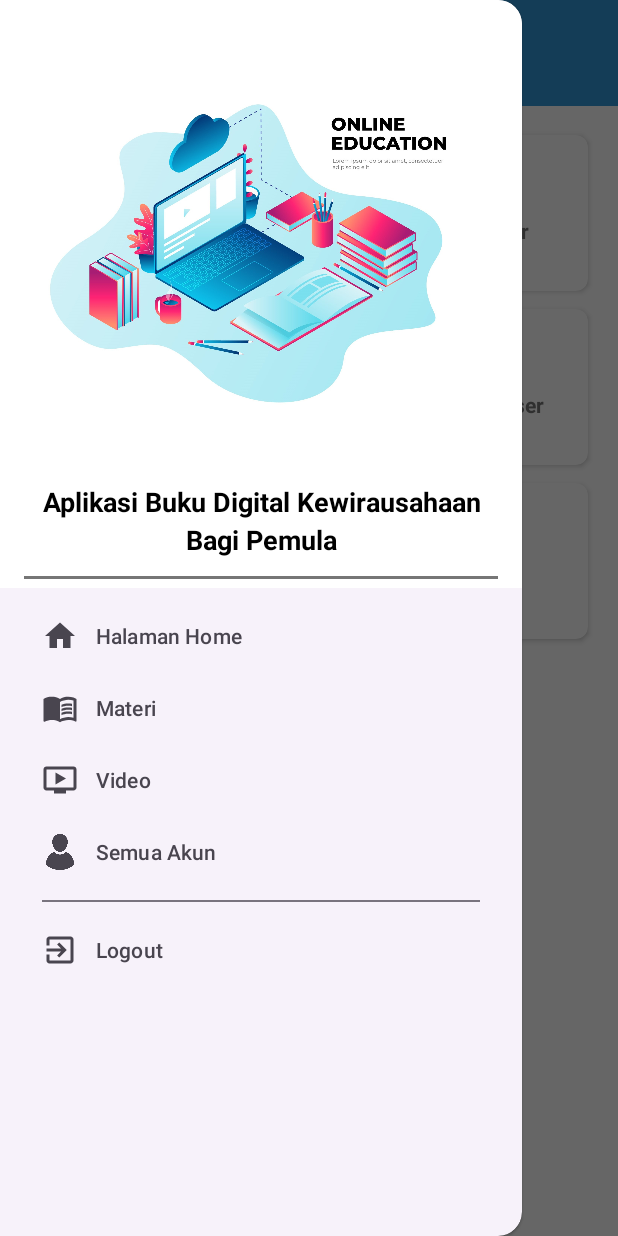
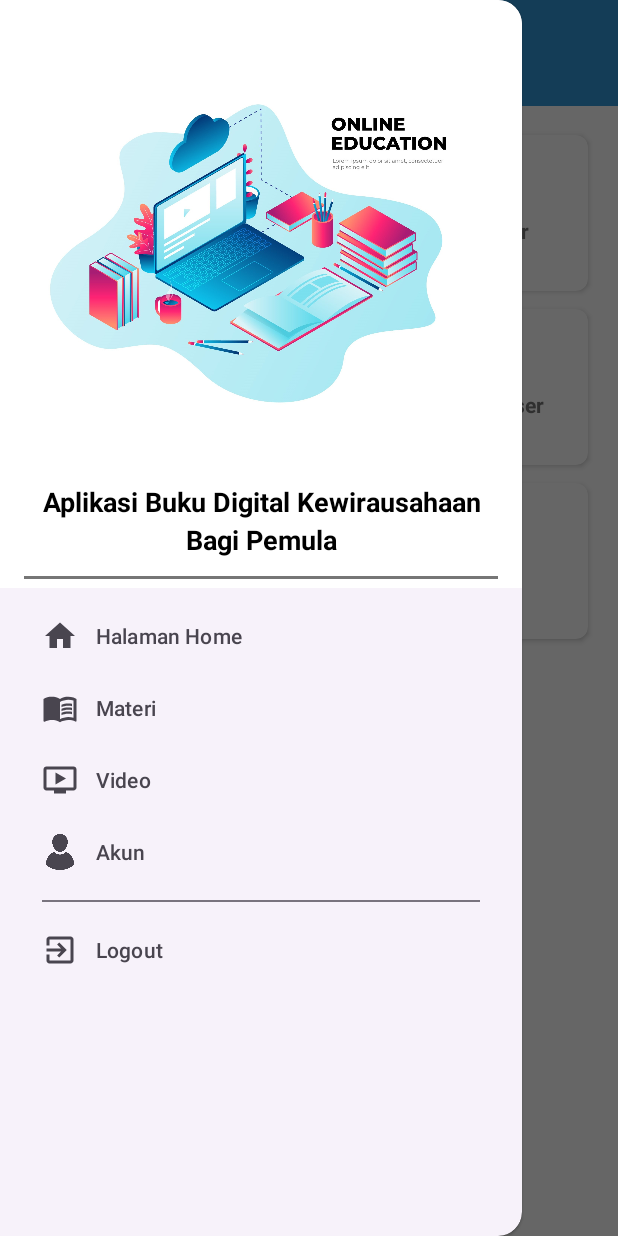
Before and after one commit to MunMunDev/Aplikasi-Buku-Digital-Kewirausahaan-Bagi-Pemula, an Android app: the AdminMainActivity screen opened directly, with no data from a screen before it, with the side drawer open, on a phone screen of 412 x 824 dp. Run offline under Robolectric (Android 15) with nearby library versions, the phone set to English and light mode, and no system bars.

Commit message:
menghapus kata semua karena salah untuk user

```diff
--- a/app/src/main/res/menu/nav_menu_user.xml
+++ b/app/src/main/res/menu/nav_menu_user.xml
@@ -18,7 +18,7 @@
             android:icon="@drawable/baseline_ondemand_video_24"/>
         <item
             android:id="@+id/userNavDrawerAkun"
-            android:title="Semua Akun"
+            android:title="Akun"
             android:icon="@drawable/gambar_akun"/>
     </group>
 
```
